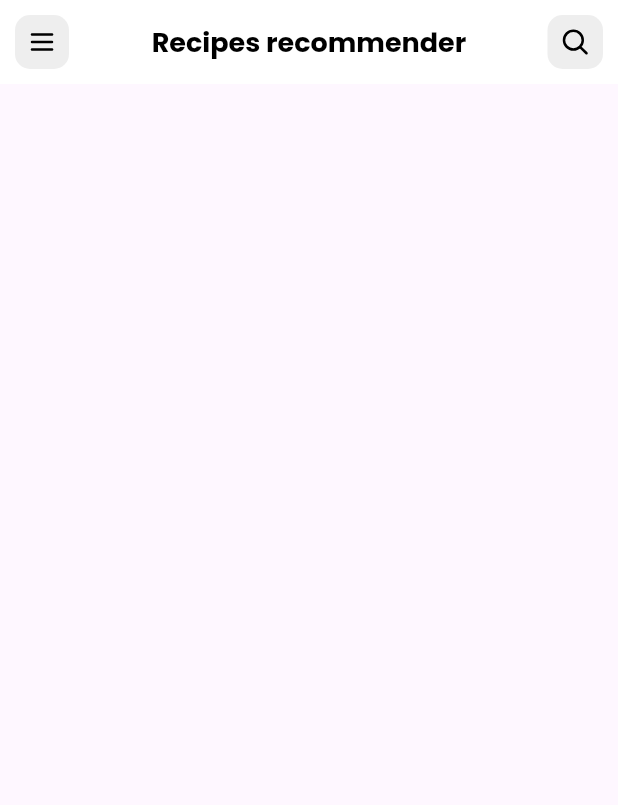
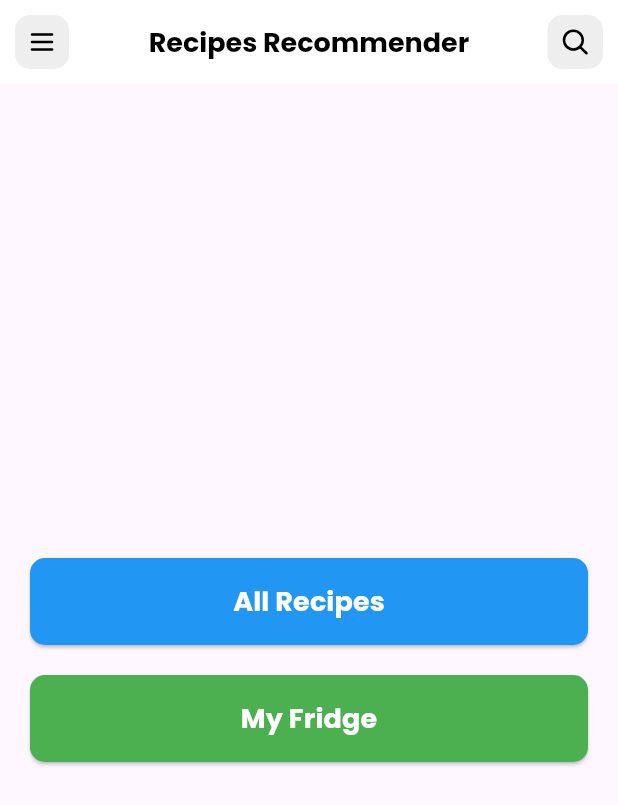
Before and after one commit to DuyLam777/food-recommender-app, a Flutter app: the screen it shows after launch, on a phone screen of 412 x 824 dp. Shown: the top 805 px of the screen. Run offline on Flutter 3.47's test engine with Material 3 defaults, Android fonts, the phone set to English and light mode, and no system bars; our stand-ins replace flutter_svg, logger.

Commit message:
home page changes, added burger menu, and 2 buttons for recipes page and fridge page, recipes page implemented

```diff
--- a/lib/main.dart
+++ b/lib/main.dart
@@ -1,5 +1,6 @@
 import 'package:fitness/pages/home.dart';
 import 'package:flutter/material.dart';
+import 'pages/recipes.dart';
 
 void main() {
   runApp(const MyApp());
@@ -15,7 +16,12 @@ class MyApp extends StatelessWidget {
       // Remove the debug ribbon top right
       debugShowCheckedModeBanner: false,
       theme: ThemeData(fontFamily: 'Poppins'),
-      home: HomePage(),
+      initialRoute: '/',
+      routes: {
+        '/': (context) => HomePage(),
+        '/recipes': (context) => RecipesPage(),
+        // '/fridge': (context) => FridgePage(),
+      }
     );
   }
 }
--- a/lib/pages/home.dart
+++ b/lib/pages/home.dart
@@ -8,22 +8,22 @@ class HomePage extends StatelessWidget {
   final logger = Logger();
 
   // Ontap logic for burger menu icon
-  void _onBurgerMenuTap() {
-    // Log the event
+  void _onBurgerMenuTap(BuildContext context) {
+    Scaffold.of(context).openDrawer();
+    // TODO: Implement the logic for opening the burger menu
     logger.i('Burger menu icon tapped');
   }
 
   // Ontap logic for search icon
   void _onSearchTap() {
-    // Log the event
     logger.i('Search icon tapped');
     // Implement search logic here
   }
 
-  AppBar appBar() {
+  AppBar appBar(BuildContext context) {
     return AppBar(
       title: const Text(
-        'Recipes recommender',
+        'Recipes Recommender',
         style: TextStyle(
           fontSize: 18,
           color: Colors.black,
@@ -33,7 +33,7 @@ class HomePage extends StatelessWidget {
       centerTitle: true,
       backgroundColor: Colors.white,
       leading: GestureDetector(
-        onTap: _onBurgerMenuTap,
+        onTap: () => _onBurgerMenuTap(context),
         child: Container(
           margin: const EdgeInsets.all(10),
           alignment: Alignment.center,
@@ -72,6 +72,108 @@ class HomePage extends StatelessWidget {
 
   @override
   Widget build(BuildContext context) {
-    return Scaffold(appBar: appBar());
+    return Scaffold(
+      appBar: appBar(context),
+      drawer: Drawer(
+        child: ListView(
+          padding: EdgeInsets.zero,
+          children: [
+            const DrawerHeader(
+              decoration: BoxDecoration(
+                color: Colors.blue,
+              ),
+              child: Text(
+                'Recipes Recommender',
+                style: TextStyle(
+                  color: Colors.white,
+                  fontSize: 24,
+                ),
+              ),
+            ),
+            ListTile(
+              leading: const Icon(Icons.home),
+              title: const Text('Home'),
+              onTap: () {
+                Navigator.pop(context);
+                Navigator.pushReplacementNamed(context, '/');
+              },
+            ),
+            ListTile(
+              leading: const Icon(Icons.restaurant),
+              title: const Text('All Recipes'),
+              onTap: () {
+                Navigator.pop(context);
+                Navigator.pushNamed(context, '/recipes');
+              },
+            ),
+            ListTile(
+              leading: const Icon(Icons.kitchen),
+              title: const Text('My Fridge'),
+              onTap: () {
+                Navigator.pop(context);
+                Navigator.pushNamed(context, '/fridge');
+              },
+            ),
+          ],
+        ),
+      ),
+      body: Padding(
+        padding: const EdgeInsets.all(20.0),
+        child: Column(
+          mainAxisAlignment: MainAxisAlignment.center,
+          children: [
+            // All Recipes Button
+            SizedBox(
+              width: double.infinity,
+              child: ElevatedButton(
+                onPressed: () {
+                  Navigator.pushNamed(context, '/recipes');
+                },
+                style: ElevatedButton.styleFrom(
+                  padding: const EdgeInsets.symmetric(vertical: 16),
+                  backgroundColor: Colors.blue,
+                  shape: RoundedRectangleBorder(
+                    borderRadius: BorderRadius.circular(10),
+                  ),
+                ),
+                child: const Text(
+                  'All Recipes',
+                  style: TextStyle(
+                    fontSize: 18,
+                    color: Colors.white,
+                    fontWeight: FontWeight.bold,
+                  ),
+                ),
+              ),
+            ),
+            const SizedBox(height: 20),
+            // My Fridge Button
+            SizedBox(
+              width: double.infinity,
+              child: ElevatedButton(
+                onPressed: () {
+                  Navigator.pushNamed(context, '/fridge');
+                },
+                style: ElevatedButton.styleFrom(
+                  padding: const EdgeInsets.symmetric(vertical: 16),
+                  backgroundColor: Colors.green,
+                  shape: RoundedRectangleBorder(
+                    borderRadius: BorderRadius.circular(10),
+                  ),
+                ),
+                child: const Text(
+                  'My Fridge',
+                  style: TextStyle(
+                    fontSize: 18,
+                    color: Colors.white,
+                    fontWeight: FontWeight.bold,
+                  ),
+                ),
+              ),
+            ),
+          ],
+        ),
+      ),
+    );
   }
 }
--- /dev/null
+++ b/lib/pages/recipes.dart
@@ -0,0 +1,17 @@
+import 'package:flutter/material.dart';
+
+class RecipesPage extends StatelessWidget {
+  const RecipesPage({super.key});
+
+  @override
+  Widget build(BuildContext context) {
+    return Scaffold(
+      appBar: AppBar(
+        title: const Text('All Recipes')
+      ),
+      body: const Center(
+        child: Text('test for recipes')
+      ),
+    );
+  }
+}
```
